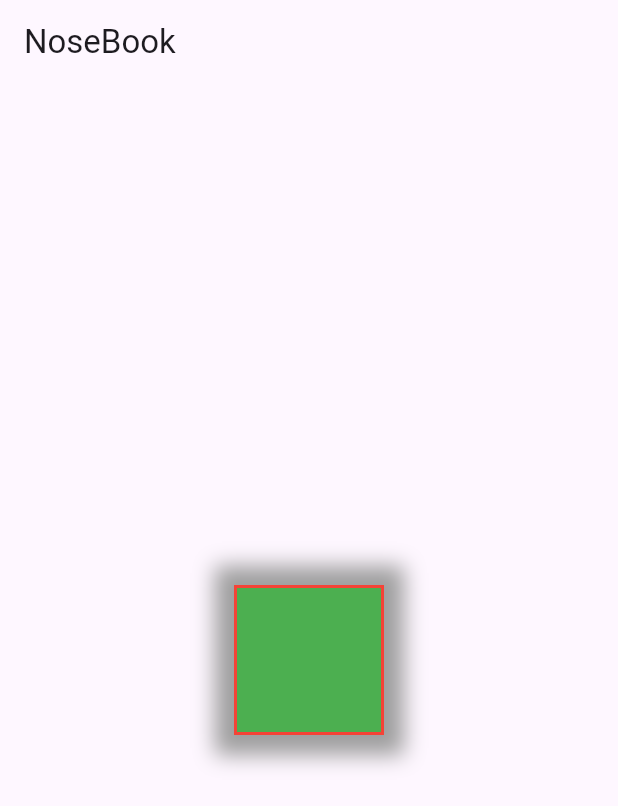
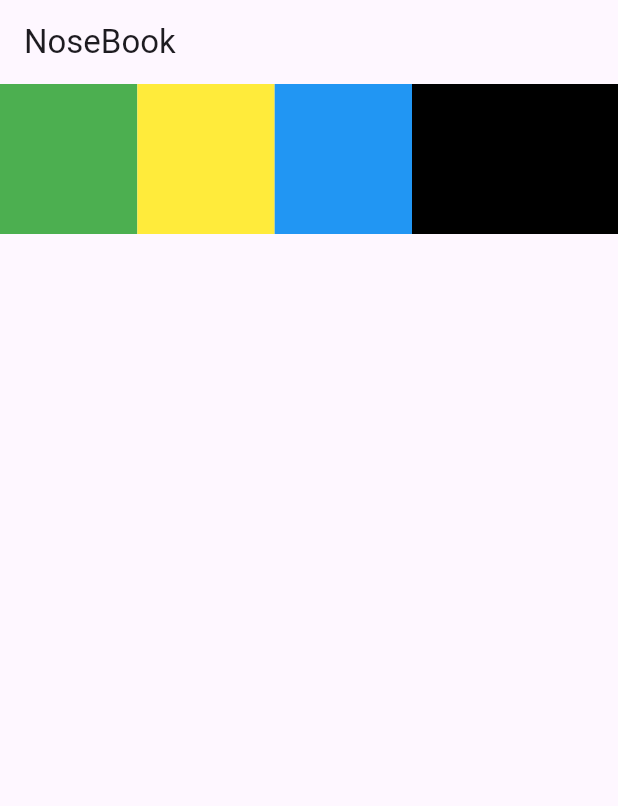
Before and after one commit to anilmhrzn/flutter, a Flutter app: the screen it shows after launch, on a phone screen of 412 x 824 dp. Shown: the top 806 px of the screen. Run offline on Flutter 3.47's test engine with Material 2 defaults, Android fonts, the phone set to English and light mode, and no system bars; missing offline and left inert: dart:ffi.

Commit message:
expanded widgets added

```diff
--- a/lib/main.dart
+++ b/lib/main.dart
@@ -49,39 +49,42 @@ class _MyHomePageState extends State<MyHomePage> {
       appBar: AppBar(
         title: Text(widget.title),
       ),
-
-      body: Center(
-        child: Padding(
-          padding: const EdgeInsets.all(8.0),
+      body: Row(
+        children: [
+          Expanded(
+            flex: 2,
             child: Container(
               height: 100,
-            width: 100,
-            decoration: BoxDecoration(
+              width: 25,
               color: Colors.green,
-              // borderRadius:BorderRadius.circular(30),
-                // borderRadius:BorderRadius.only(bottomRight: Radius.circular(20)),
-
-                border: Border.all(
-                color: Colors.red,
-                    width: 2
-              ),
-                boxShadow: [
-                  BoxShadow(
-                    blurRadius: 11,
-                    color: Colors.grey,
-                    spreadRadius: 13
-                  )
-                ],
-              // shape: BoxShape.circle
-
-
-
-            )
-
             ),
           ),
+          Expanded(
+            flex: 2,
+            child: Container(
+              height: 100,
+              width: 25,
+              color: Colors.yellow,
             ),
-
+          ),
+          Expanded(
+            flex: 2,
+            child: Container(
+              height: 100,
+              width: 25,
+              color: Colors.blue,
+            ),
+          ),
+          Expanded(
+            flex: 3,
+            child: Container(
+              height: 100,
+              width: 25,
+              color: Colors.black,
+            ),
+          ),
+        ],
+      ),
     );
   }
 }
```
Lines whose indentation alone changed are shown as unchanged.
